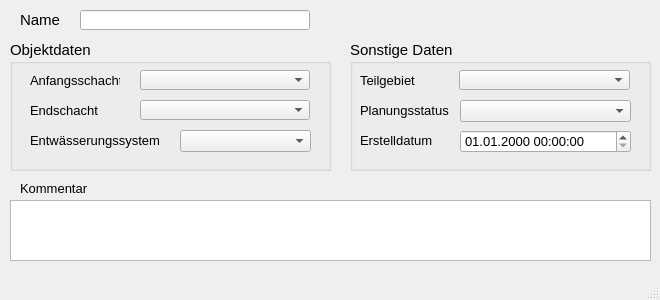
hoettges/QKan, file qkan/forms/qkan_drossel.ui: the form before one commit.
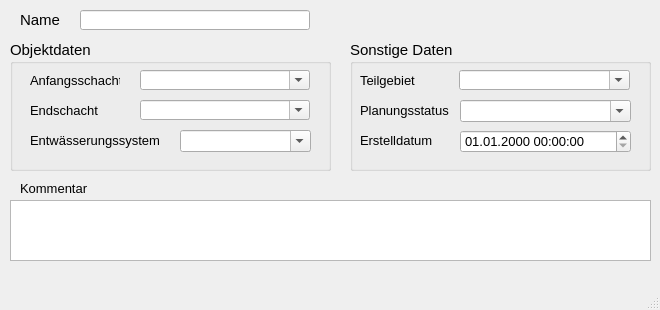
The form after the commit. Custom widgets are drawn as their Qt base class.

Patch:
```diff
--- a/qkan/forms/qkan_drossel.ui
+++ b/qkan/forms/qkan_drossel.ui
@@ -7,13 +7,13 @@
     <x>0</x>
     <y>0</y>
     <width>660</width>
-    <height>300</height>
+    <height>310</height>
    </rect>
   </property>
   <property name="minimumSize">
    <size>
     <width>660</width>
-    <height>300</height>
+    <height>310</height>
    </size>
   </property>
   <property name="font">
@@ -84,6 +84,9 @@
      <property name="statusTip">
       <string>zur Zuordnung auf ein selbstständig festgelegtes Teilgebiet</string>
      </property>
+     <property name="editable">
+      <bool>true</bool>
+     </property>
     </widget>
     <widget class="QLabel" name="label_11">
      <property name="geometry">
@@ -128,6 +131,9 @@
      <property name="statusTip">
       <string>aktueller Status (z.B. vorhanden, in Planung etc.)</string>
      </property>
+     <property name="editable">
+      <bool>true</bool>
+     </property>
     </widget>
     <widget class="QgsDateTimeEdit" name="createdat">
      <property name="geometry">
@@ -232,6 +238,9 @@
      <property name="statusTip">
       <string>vorh. Entwässerungssystem (z.B. Mischwasser, Regenwasser etc.)</string>
      </property>
+     <property name="editable">
+      <bool>true</bool>
+     </property>
     </widget>
     <widget class="QLabel" name="label_9">
      <property name="geometry">
@@ -273,6 +282,9 @@
      <property name="statusTip">
       <string>Name des unteren Schachts</string>
      </property>
+     <property name="editable">
+      <bool>true</bool>
+     </property>
     </widget>
     <widget class="QComboBox" name="schoben">
      <property name="geometry">
@@ -295,6 +307,9 @@
      <property name="statusTip">
       <string>Name des oberen Schachts</string>
      </property>
+     <property name="editable">
+      <bool>true</bool>
+     </property>
     </widget>
     <widget class="QLabel" name="label_3">
      <property name="geometry">
```
